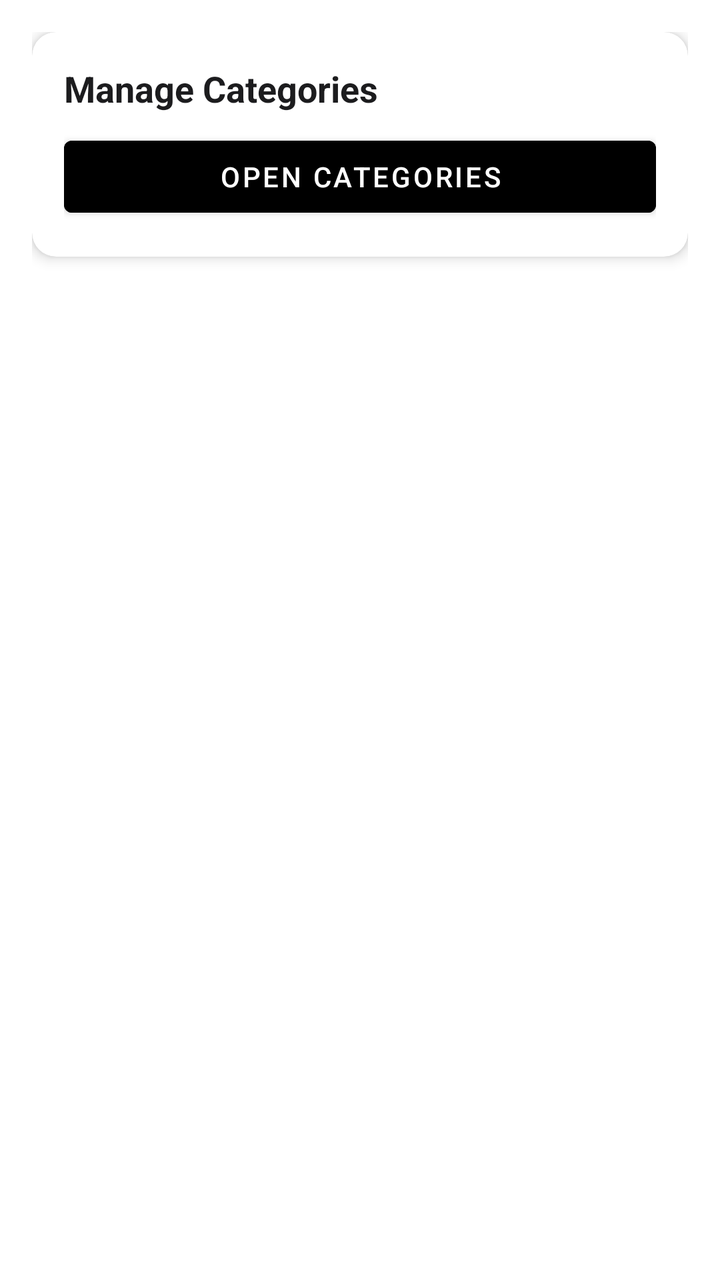
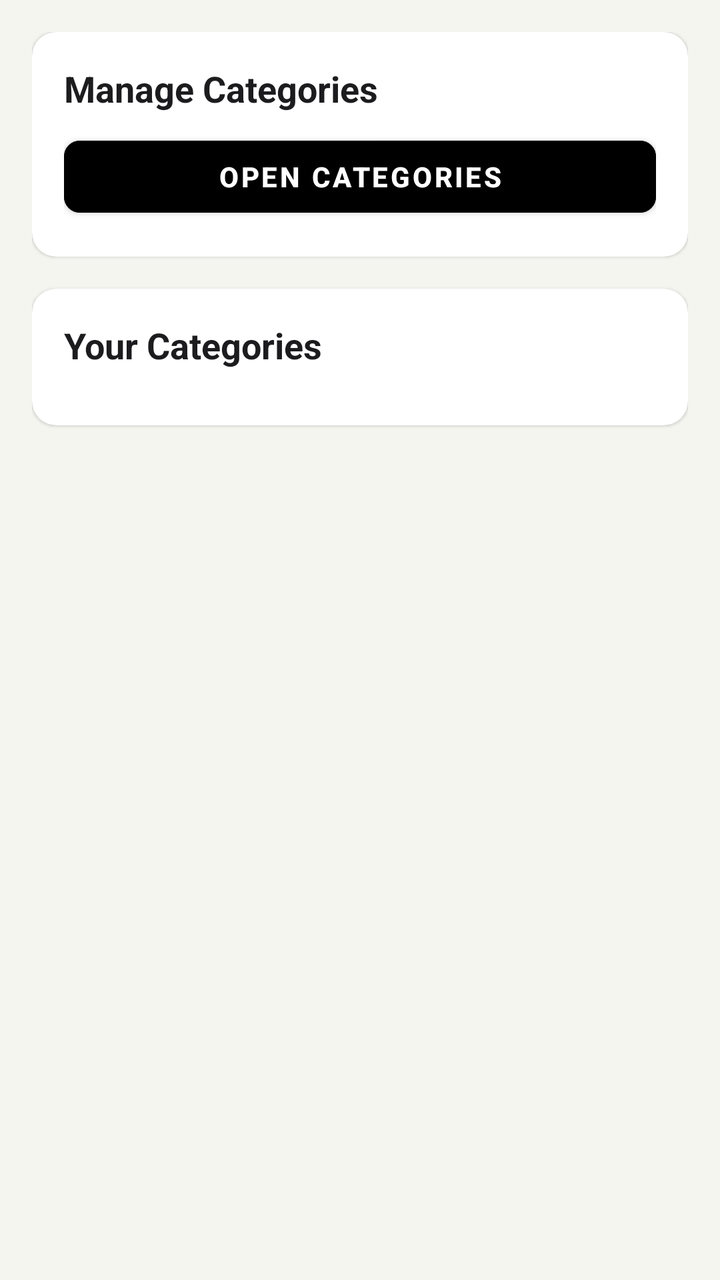

Compare the two renders of this Android layout. The source of the first and the diff that turns it into the second are given below.
<!-- AndroidManifest.xml: application theme Theme.HarmonieBudget -->
<!-- res/layout/fragment_transactions.xml -->
<?xml version="1.0" encoding="utf-8"?>
<androidx.constraintlayout.widget.ConstraintLayout
    xmlns:android="http://schemas.android.com/apk/res/android"
    xmlns:app="http://schemas.android.com/apk/res-auto"
    android:layout_width="match_parent"
    android:layout_height="match_parent"
    android:background="#FFFFFF"
    android:padding="16dp">

    
    <com.google.android.material.card.MaterialCardView
        android:id="@+id/card_manage_categories"
        android:layout_width="match_parent"
        android:layout_height="wrap_content"
        app:cardCornerRadius="12dp"
        app:cardElevation="4dp"
        app:layout_constraintTop_toTopOf="parent">

        <LinearLayout
            android:layout_width="match_parent"
            android:layout_height="wrap_content"
            android:orientation="vertical"
            android:padding="16dp">

            <TextView
                android:layout_width="wrap_content"
                android:layout_height="wrap_content"
                android:text="@string/manage_categories"
                android:textSize="18sp"
                android:textStyle="bold" />

            <Button
                android:id="@+id/btn_manage_categories"
                android:layout_width="match_parent"
                android:layout_height="wrap_content"
                android:text="@string/open_categories"
                android:backgroundTint="#000000"
                android:textColor="#FFFFFF"
                android:layout_marginTop="8dp" />

        </LinearLayout>

    </com.google.android.material.card.MaterialCardView>

</androidx.constraintlayout.widget.ConstraintLayout>
<!-- resources referenced by this layout -->
<resources>
  <string name="manage_categories">Manage Categories</string>
  <string name="open_categories">Open Categories</string>
  <style name="Theme.HarmonieBudget" parent="Theme.MaterialComponents.DayNight.NoActionBar">
  
          
          <item name="colorPrimary">@color/purple_500</item>
  
          
          <item name="colorPrimaryVariant">@color/purple_700</item>
  
          
          <item name="colorSecondary">@color/teal_200</item>
  
          
          <item name="android:windowBackground">@color/background_light</item>
  
          
          <item name="android:textColor">@color/text_primary_light</item>
  
          
          <item name="colorControlNormal">@color/text_secondary_light</item>
          <item name="colorControlActivated">@color/accent_blue</item>
          <item name="colorButtonNormal">@color/button_background_standard</item>
  
          
          <item name="cardViewStyle">@style/CardViewLight</item>
  
      </style>
  <color name="purple_500">#FF6200EE</color>
  <color name="purple_700">#FF3700B3</color>
  <color name="teal_200">#FF03DAC5</color>
  <color name="background_light">#F5F5F0</color>
  <color name="text_primary_light">#1C1C1E</color>
  <color name="text_secondary_light">#8E8E93</color>
  <color name="accent_blue">#007AFF</color>
  <color name="button_background_standard">#000000</color>
  <style name="CardViewLight" parent="CardView">
          <item name="cardBackgroundColor">@color/surface_light</item>
          <item name="cardElevation">1dp</item>
          <item name="cardCornerRadius">12dp</item>
      </style>
  <color name="surface_light">#FFFFFF</color>
</resources>

<!-- the commit's change to res/layout/fragment_transactions.xml (unified diff, before → after) -->
@@ -1,45 +1,84 @@
 <?xml version="1.0" encoding="utf-8"?>
-<androidx.constraintlayout.widget.ConstraintLayout
+<androidx.core.widget.NestedScrollView
     xmlns:android="http://schemas.android.com/apk/res/android"
     xmlns:app="http://schemas.android.com/apk/res-auto"
     android:layout_width="match_parent"
     android:layout_height="match_parent"
-    android:background="#FFFFFF"
-    android:padding="16dp">
+    android:fillViewport="true"
+    android:background="@color/background_light"
+    android:scrollbars="vertical">
 
-    
-    <com.google.android.material.card.MaterialCardView
-        android:id="@+id/card_manage_categories"
+    <LinearLayout
         android:layout_width="match_parent"
         android:layout_height="wrap_content"
-        app:cardCornerRadius="12dp"
-        app:cardElevation="4dp"
-        app:layout_constraintTop_toTopOf="parent">
+        android:orientation="vertical"
+        android:padding="16dp"
+        android:paddingBottom="32dp">
 
-        <LinearLayout
+        <com.google.android.material.card.MaterialCardView
+            android:id="@+id/card_manage_categories"
             android:layout_width="match_parent"
             android:layout_height="wrap_content"
-            android:orientation="vertical"
-            android:padding="16dp">
+            android:layout_marginBottom="16dp"
+            app:cardCornerRadius="12dp"
+            app:cardElevation="1dp"
+            app:cardBackgroundColor="@color/surface_light">
 
-            <TextView
-                android:layout_width="wrap_content"
-                android:layout_height="wrap_content"
-                android:text="@string/manage_categories"
-                android:textSize="18sp"
-                android:textStyle="bold" />
-
-            <Button
-                android:id="@+id/btn_manage_categories"
+            <LinearLayout
                 android:layout_width="match_parent"
                 android:layout_height="wrap_content"
-                android:text="@string/open_categories"
-                android:backgroundTint="#000000"
-                android:textColor="#FFFFFF"
-                android:layout_marginTop="8dp" />
+                android:orientation="vertical"
+                android:padding="16dp">
 
-        </LinearLayout>
+                <TextView
+                    android:layout_width="wrap_content"
+                    android:layout_height="wrap_content"
+                    android:text="@string/manage_categories"
+                    android:textSize="18sp"
+                    android:textStyle="bold"
+                    android:textColor="@color/text_primary_light" />
 
-    </com.google.android.material.card.MaterialCardView>
+                <Button
+                    android:id="@+id/btn_manage_categories"
+                    style="@style/StandardButton"
+                    android:layout_width="match_parent"
+                    android:layout_height="wrap_content"
+                    android:layout_marginTop="8dp"
+                    android:text="@string/open_categories" />
 
-</androidx.constraintlayout.widget.ConstraintLayout>
+            </LinearLayout>
+        </com.google.android.material.card.MaterialCardView>
+
+        <com.google.android.material.card.MaterialCardView
+            android:layout_width="match_parent"
+            android:layout_height="wrap_content"
+            app:cardCornerRadius="12dp"
+            app:cardElevation="1dp"
+            app:cardBackgroundColor="@color/surface_light">
+
+            <LinearLayout
+                android:layout_width="match_parent"
+                android:layout_height="wrap_content"
+                android:orientation="vertical"
+                android:padding="16dp">
+
+                <TextView
+                    android:layout_width="wrap_content"
+                    android:layout_height="wrap_content"
+                    android:text="@string/your_categories"
+                    android:textSize="18sp"
+                    android:textStyle="bold"
+                    android:textColor="@color/text_primary_light"
+                    android:layout_marginBottom="12dp" />
+
+                <LinearLayout
+                    android:id="@+id/categories_container"
+                    android:layout_width="match_parent"
+                    android:layout_height="wrap_content"
+                    android:orientation="vertical" />
+
+            </LinearLayout>
+        </com.google.android.material.card.MaterialCardView>
+
+    </LinearLayout>
+</androidx.core.widget.NestedScrollView>
<!-- resource entries referenced after the edit -->
@@ -2,6 +2,18 @@
 <resources>
   <string name="manage_categories">Manage Categories</string>
   <string name="open_categories">Open Categories</string>
+  <string name="your_categories">Your Categories</string>
+  <style name="StandardButton" parent="Widget.MaterialComponents.Button">
+          <item name="android:backgroundTint">@color/button_background_standard</item>
+          <item name="android:textColor">@color/button_text_standard</item>
+          <item name="android:textSize">14sp</item>
+          <item name="android:textStyle">bold</item>
+          <item name="android:minHeight">48dp</item>
+          <item name="android:minWidth">0dp</item>
+          <item name="android:paddingStart">16dp</item>
+          <item name="android:paddingEnd">16dp</item>
+          <item name="cornerRadius">8dp</item>
+      </style>
   <style name="Theme.HarmonieBudget" parent="Theme.MaterialComponents.DayNight.NoActionBar">
   
           
@@ -36,6 +48,7 @@
   <color name="text_secondary_light">#8E8E93</color>
   <color name="accent_blue">#007AFF</color>
   <color name="button_background_standard">#000000</color>
+  <color name="button_text_standard">#FFFFFF</color>
   <style name="CardViewLight" parent="CardView">
           <item name="cardBackgroundColor">@color/surface_light</item>
           <item name="cardElevation">1dp</item>
